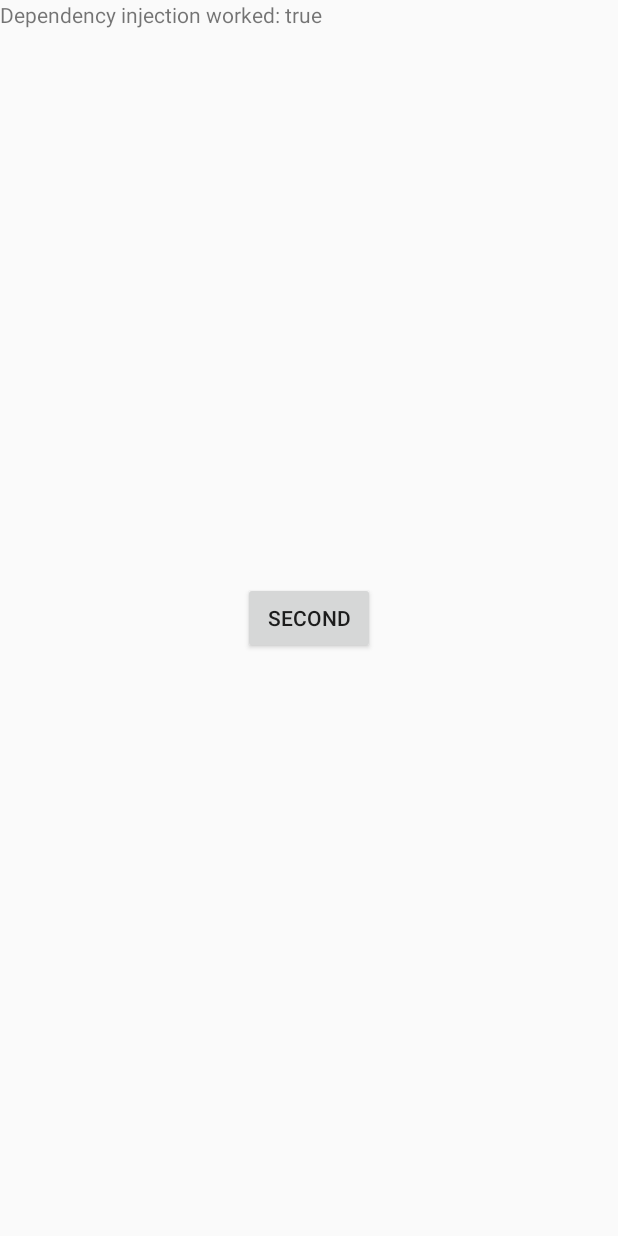
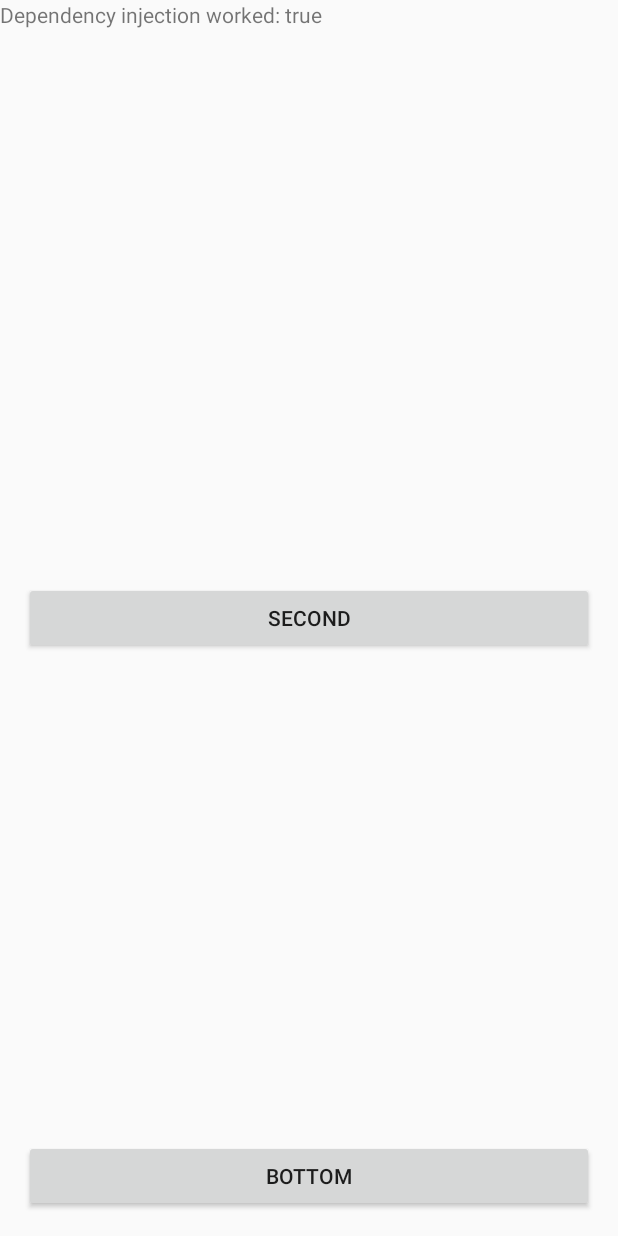
Before and after one commit to softartdev/Dagger2AndroidInjector, an Android app: the screen it shows after launch (MainActivity), on a phone screen of 412 x 824 dp. Run offline under Robolectric (Android 15) with nearby library versions, the phone set to English and light mode, and no system bars; our stand-ins replace Dagger/Hilt's generated code.

```diff
--- a/app/src/main/java/com/softartdev/android/dagger2simple/ui/main/MainActivity.java
+++ b/app/src/main/java/com/softartdev/android/dagger2simple/ui/main/MainActivity.java
@@ -8,6 +8,7 @@ import android.widget.Button;
 import android.widget.TextView;
 
 import com.softartdev.android.dagger2simple.R;
+import com.softartdev.android.dagger2simple.ui.bottom.BottomActivity;
 import com.softartdev.android.dagger2simple.ui.second.SecondActivity;
 
 import javax.inject.Inject;
@@ -24,12 +25,15 @@ public class MainActivity extends Activity implements View.OnClickListener {
         super.onCreate(savedInstanceState);
         setContentView(R.layout.activity_main);
 
-        boolean injected =  networkApi == null ? false : true;
+        boolean injected = networkApi != null;
         TextView userAvailable = (TextView) findViewById(R.id.target);
         userAvailable.setText("Dependency injection worked: " + String.valueOf(injected));
 
-        Button button = (Button) findViewById(R.id.main_button);
-        button.setOnClickListener(this);
+        Button secondButton = (Button) findViewById(R.id.main_button);
+        secondButton.setOnClickListener(this);
+
+        Button bottomButton = (Button) findViewById(R.id.bottom_button);
+        bottomButton.setOnClickListener(this);
     }
 
     @Override
@@ -38,6 +42,9 @@ public class MainActivity extends Activity implements View.OnClickListener {
             case R.id.main_button:
                 startActivity(new Intent(this, SecondActivity.class));
                 break;
+            case R.id.bottom_button:
+                startActivity(new Intent(this, BottomActivity.class));
+                break;
         }
     }
 }
--- a/app/src/main/res/layout/activity_main.xml
+++ b/app/src/main/res/layout/activity_main.xml
@@ -9,14 +9,28 @@
         android:id="@+id/target"
         android:layout_width="wrap_content"
         android:layout_height="wrap_content"
-        android:text="Hello" />
+        android:text="Hello"
+        tools:ignore="HardcodedText"/>
 
     <Button
         android:id="@+id/main_button"
-        android:layout_width="wrap_content"
+        android:layout_width="match_parent"
         android:layout_height="wrap_content"
         android:layout_centerHorizontal="true"
         android:layout_centerVertical="true"
+        android:layout_marginLeft="@dimen/activity_horizontal_margin"
+        android:layout_marginRight="@dimen/activity_horizontal_margin"
         android:text="@string/second"/>
 
+    <Button
+        android:id="@+id/bottom_button"
+        android:layout_width="match_parent"
+        android:layout_height="wrap_content"
+        android:layout_alignParentBottom="true"
+        android:layout_centerHorizontal="true"
+        android:layout_marginBottom="@dimen/activity_vertical_margin"
+        android:layout_marginLeft="@dimen/activity_horizontal_margin"
+        android:layout_marginRight="@dimen/activity_horizontal_margin"
+        android:text="@string/bottom"/>
+
 </RelativeLayout>
--- /dev/null
+++ b/app/src/main/res/values/dimens.xml
@@ -0,0 +1,5 @@
+<resources>
+    <!-- Default screen margins, per the Android Design guidelines. -->
+    <dimen name="activity_horizontal_margin">16dp</dimen>
+    <dimen name="activity_vertical_margin">16dp</dimen>
+</resources>
--- a/app/src/main/res/values/strings.xml
+++ b/app/src/main/res/values/strings.xml
@@ -4,4 +4,9 @@
     <string name="presenter_injected">Presenter injected:</string>
     <string name="third">Third</string>
     <string name="check_context">Check context</string>
+    <string name="title_activity_bottom">BottomActivity</string>
+    <string name="title_home">Home</string>
+    <string name="title_dashboard">Dashboard</string>
+    <string name="title_notifications">Notifications</string>
+    <string name="bottom">Bottom</string>
 </resources>
--- a/build.gradle
+++ b/build.gradle
@@ -5,7 +5,7 @@ buildscript {
         jcenter()
     }
     dependencies {
-        classpath 'com.android.tools.build:gradle:2.3.1'
+        classpath 'com.android.tools.build:gradle:2.3.2'
 
         // NOTE: Do not place your application dependencies here; they belong
         // in the individual module build.gradle files
--- a/gradle.properties
+++ b/gradle.properties
@@ -15,3 +15,8 @@ org.gradle.jvmargs=-Xmx1536m
 # This option should only be used with decoupled projects. More details, visit
 # http://www.gradle.org/docs/current/userguide/multi_project_builds.html#sec:decoupled_projects
 # org.gradle.parallel=true
+
+systemProp.http.proxyHost=127.0.0.1
+systemProp.http.proxyPort=8888
+systemProp.https.proxyHost=127.0.0.1
+systemProp.https.proxyPort=8888
```
Also changed, not shown: app/build.gradle (+11 -8 lines), app/src/main/AndroidManifest.xml (+16 -5 lines), app/src/main/java/com/softartdev/android/dagger2simple/ui/bottom/BottomActivity.java (added, +47 -0 lines), app/src/main/res/drawable/ic_dashboard_black_24dp.xml (added, +9 -0 lines), app/src/main/res/drawable/ic_home_black_24dp.xml (added, +9 -0 lines), app/src/main/res/drawable/ic_notifications_black_24dp.xml (added, +9 -0 lines), app/src/main/res/layout/activity_bottom.xml (added, +38 -0 lines), app/src/main/res/menu/navigation.xml (added, +19 -0 lines).
